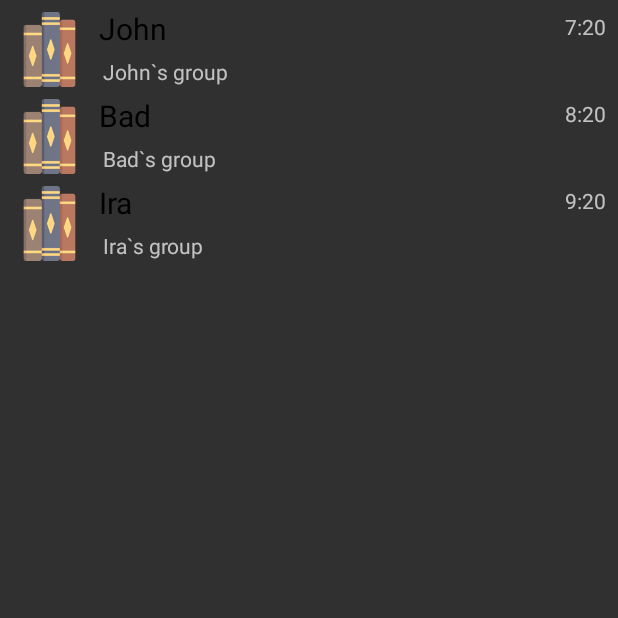
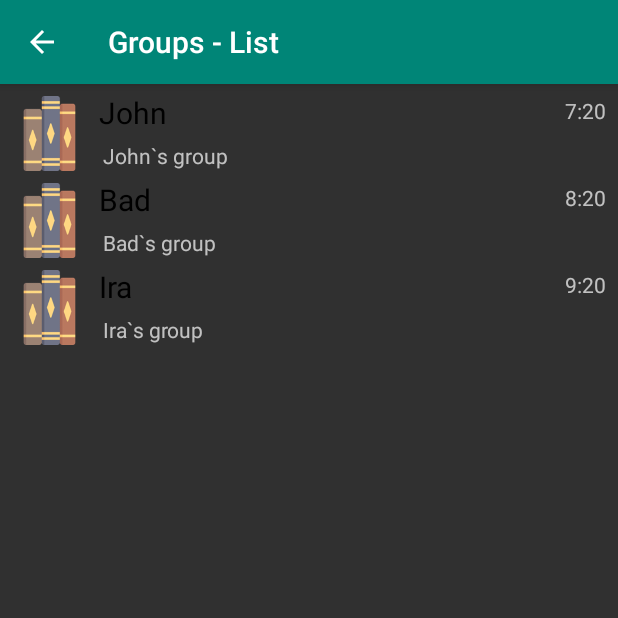
Before and after one commit to MayaraCastro/Sturing, an Android app: the GroupListActivity screen opened directly, with no data from a screen before it, on a phone screen of 412 x 824 dp, the top half of it. Run offline under Robolectric (Android 15) with nearby library versions, the phone set to English and light mode, and no system bars; Roboto replaces fonts that are not available here.

Commit message:
Lista de grupos ok!

```diff
--- a/app/src/main/AndroidManifest.xml
+++ b/app/src/main/AndroidManifest.xml
@@ -38,7 +38,10 @@
             android:name=".ManageActivity"
             android:label="@string/personal_data"
             android:theme="@style/Theme.AppCompat.NoActionBar" />
-        <activity android:name=".GroupListActivity"></activity>
+        <activity
+            android:name=".GroupListActivity"
+            android:label="@string/group_list"
+            android:theme="@style/Theme.AppCompat.NoActionBar" />
         <activity
             android:name=".TestTab"
             android:label="@string/title_activity_test_tab"
--- a/app/src/main/java/com/example/sturing/sturing/GroupListActivity.kt
+++ b/app/src/main/java/com/example/sturing/sturing/GroupListActivity.kt
@@ -5,12 +5,15 @@ import android.os.Bundle
 import android.support.v7.widget.LinearLayoutManager
 import android.widget.ImageView
 import kotlinx.android.synthetic.main.activity_group_list.*
+import kotlinx.android.synthetic.main.content_group_list.*
 
 class GroupListActivity : AppCompatActivity() {
 
     override fun onCreate(savedInstanceState: Bundle?) {
         super.onCreate(savedInstanceState)
         setContentView(R.layout.activity_group_list)
+        setSupportActionBar(toolbar)
+        toolbar.setNavigationOnClickListener { onBackPressed() }
 
         var groups : ArrayList<Group> = ArrayList()
         var g1 = Group()
--- a/app/src/main/java/com/example/sturing/sturing/MainActivity.kt
+++ b/app/src/main/java/com/example/sturing/sturing/MainActivity.kt
@@ -79,7 +79,8 @@ class MainActivity : AppCompatActivity(), NavigationView.OnNavigationItemSelecte
                 startActivity(i)
             }
             R.id.nav_share -> {
-
+                val i = Intent(this, GroupListActivity::class.java)
+                startActivity(i)
             }
             R.id.nav_send -> {
 
--- a/app/src/main/res/layout/activity_group_list.xml
+++ b/app/src/main/res/layout/activity_group_list.xml
@@ -1,20 +1,31 @@
 <?xml version="1.0" encoding="utf-8"?>
-<android.support.constraint.ConstraintLayout xmlns:android="http://schemas.android.com/apk/res/android"
+<android.support.design.widget.CoordinatorLayout xmlns:android="http://schemas.android.com/apk/res/android"
     xmlns:app="http://schemas.android.com/apk/res-auto"
     xmlns:tools="http://schemas.android.com/tools"
     android:layout_width="match_parent"
     android:layout_height="match_parent"
     tools:context=".GroupListActivity">
 
-    <android.support.v7.widget.RecyclerView
-        android:id="@+id/rv_group_list"
-        android:layout_width="0dp"
-        android:layout_height="0dp"
-        android:name="com.example.sturing.sturing.GroupListActivity"
-        app:layoutManager="LinearLayoutManager"
-        app:layout_constraintBottom_toBottomOf="parent"
-        app:layout_constraintEnd_toEndOf="parent"
-        app:layout_constraintStart_toStartOf="parent"
-        app:layout_constraintTop_toTopOf="parent"
-        tools:listitem="@layout/group_list_item" />
-</android.support.constraint.ConstraintLayout>
+    <android.support.design.widget.AppBarLayout
+        android:layout_width="match_parent"
+        android:layout_height="wrap_content"
+        android:backgroundTint="@color/colorPrimary"
+        android:theme="@style/AppBarOverlay">
+
+        <android.support.v7.widget.Toolbar
+            android:id="@+id/toolbar"
+            android:layout_width="match_parent"
+            android:layout_height="?attr/actionBarSize"
+            android:layout_gravity="center"
+            android:background="@color/colorPrimary"
+            app:navigationIcon="?attr/homeAsUpIndicator"
+            app:popupTheme="@style/PopupOverlay">
+
+
+        </android.support.v7.widget.Toolbar>
+
+    </android.support.design.widget.AppBarLayout>
+
+    <include layout="@layout/content_group_list" />
+
+</android.support.design.widget.CoordinatorLayout>
--- /dev/null
+++ b/app/src/main/res/layout/content_group_list.xml
@@ -0,0 +1,22 @@
+<?xml version="1.0" encoding="utf-8"?>
+<android.support.constraint.ConstraintLayout xmlns:android="http://schemas.android.com/apk/res/android"
+    xmlns:app="http://schemas.android.com/apk/res-auto"
+    xmlns:tools="http://schemas.android.com/tools"
+    android:layout_width="match_parent"
+    android:layout_height="match_parent"
+    tools:context=".GroupListActivity"
+    app:layout_behavior="@string/appbar_scrolling_view_behavior"
+    tools:showIn="@layout/activity_group_list">
+
+    <android.support.v7.widget.RecyclerView
+        android:id="@+id/rv_group_list"
+        android:name="com.example.sturing.sturing.GroupListActivity"
+        android:layout_width="0dp"
+        android:layout_height="0dp"
+        app:layoutManager="LinearLayoutManager"
+        app:layout_constraintBottom_toBottomOf="parent"
+        app:layout_constraintEnd_toEndOf="parent"
+        app:layout_constraintStart_toStartOf="parent"
+        app:layout_constraintTop_toTopOf="parent"
+        tools:listitem="@layout/group_list_item" />
+</android.support.constraint.ConstraintLayout>
--- a/app/src/main/res/values/strings.xml
+++ b/app/src/main/res/values/strings.xml
@@ -26,7 +26,7 @@
     <string name="group_site">Group site</string>
     <string name="new_group">New group</string>
     <string name="personal_data">Personal data</string>
-    <string name="groups">Group</string>
+    <string name="groups">Groups</string>
     <string name="home">Home</string>
     <string name="welcome">Welcome</string>
     <string name="notamemberyet">Not a member yet?</string>
@@ -37,6 +37,7 @@
     <string name="tab_text_2">Tab 2</string>
     <string name="tab_text_3">Tab 3</string>
     <string name="section_format">Hello World from section: %1$d</string>
+    <string name="group_list">Groups - List</string>
 
     <!-- TODO: Remove or change this placeholder text -->
 </resources>
```
Also changed, not shown: 2 other files.
